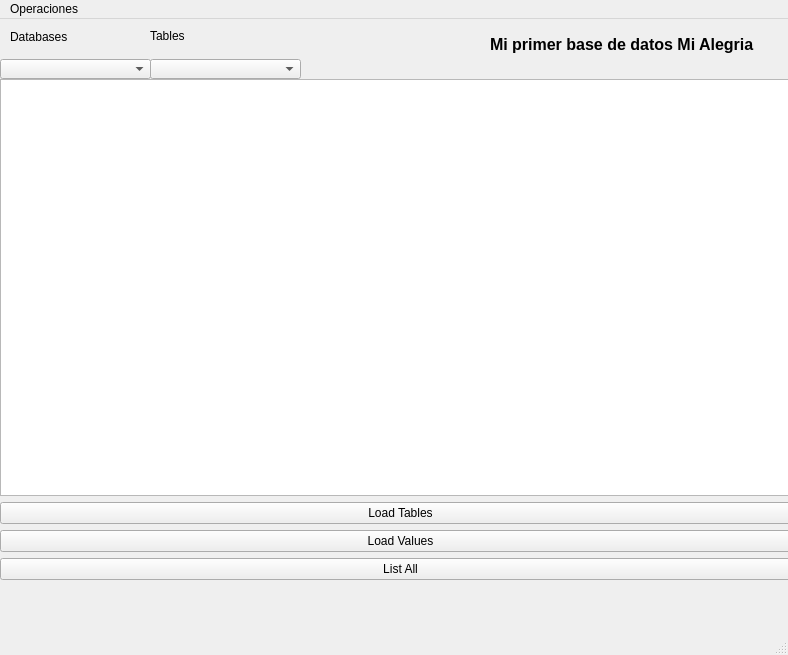
This is interfaces/Prueba SQL.ui in EMACC99/distributed-database-exersice as Qt 5 draws it before an edit. The edited form follows.
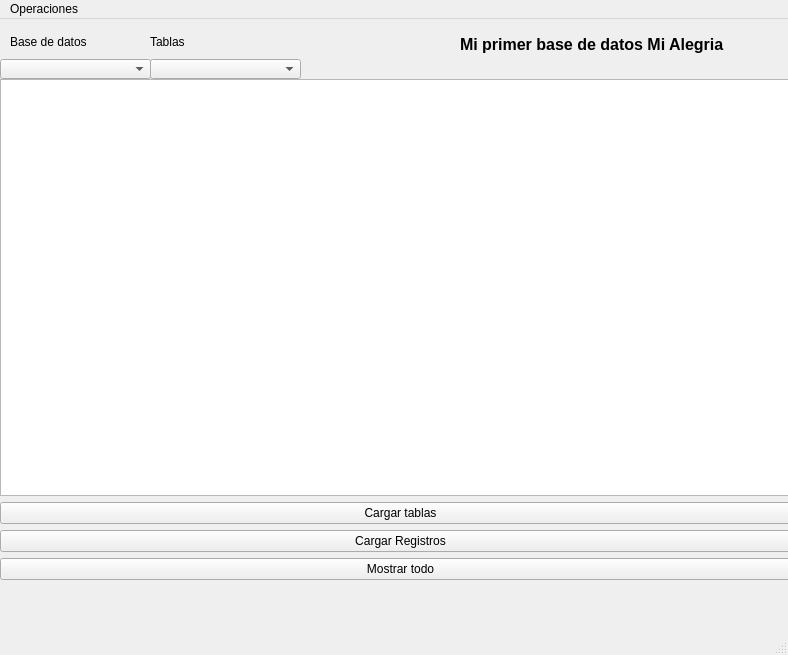
This is the edited form.

What changed in the file:
```diff
--- a/interfaces/Prueba SQL.ui
+++ b/interfaces/Prueba SQL.ui
@@ -17,9 +17,9 @@
    <widget class="QLabel" name="label">
     <property name="geometry">
      <rect>
-      <x>490</x>
+      <x>460</x>
       <y>0</y>
-      <width>291</width>
+      <width>321</width>
       <height>51</height>
      </rect>
     </property>
@@ -50,21 +50,21 @@
      <item>
       <widget class="QPushButton" name="LoadTables">
        <property name="text">
-        <string>Load Tables</string>
+        <string>Cargar tablas</string>
        </property>
       </widget>
      </item>
      <item>
       <widget class="QPushButton" name="LoadValues">
        <property name="text">
-        <string>Load Values</string>
+        <string>Cargar Registros</string>
        </property>
       </widget>
      </item>
      <item>
       <widget class="QPushButton" name="ListAll">
        <property name="text">
-        <string>List All</string>
+        <string>Mostrar todo</string>
        </property>
       </widget>
      </item>
@@ -94,26 +94,26 @@
     <property name="geometry">
      <rect>
       <x>10</x>
-      <y>10</y>
-      <width>61</width>
+      <y>15</y>
+      <width>91</width>
       <height>16</height>
      </rect>
     </property>
     <property name="text">
-     <string>Databases</string>
+     <string>Base de datos</string>
     </property>
    </widget>
    <widget class="QLabel" name="label_3">
     <property name="geometry">
      <rect>
       <x>150</x>
-      <y>10</y>
+      <y>15</y>
       <width>47</width>
-      <height>13</height>
+      <height>16</height>
      </rect>
     </property>
     <property name="text">
-     <string>Tables</string>
+     <string>Tablas</string>
     </property>
    </widget>
   </widget>
```
Left out of the diff: 2 changed lines with no effect on the pictures.
